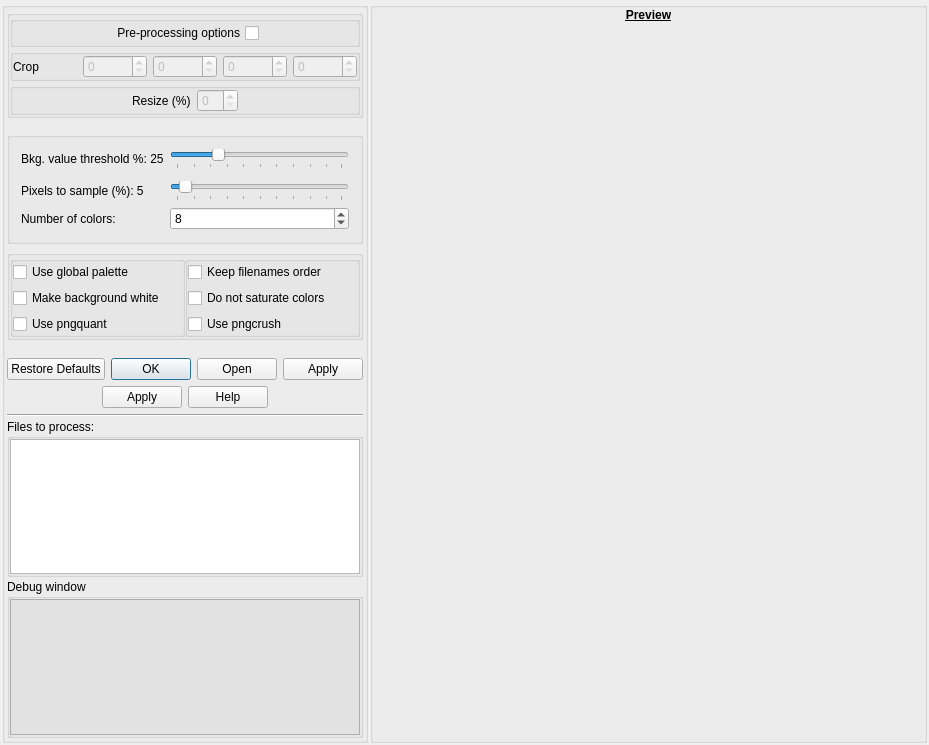
Before: the Qt Designer form noteshrinkdialog.ui in clapautius/noteshrink-qt, drawn with Qt 5.
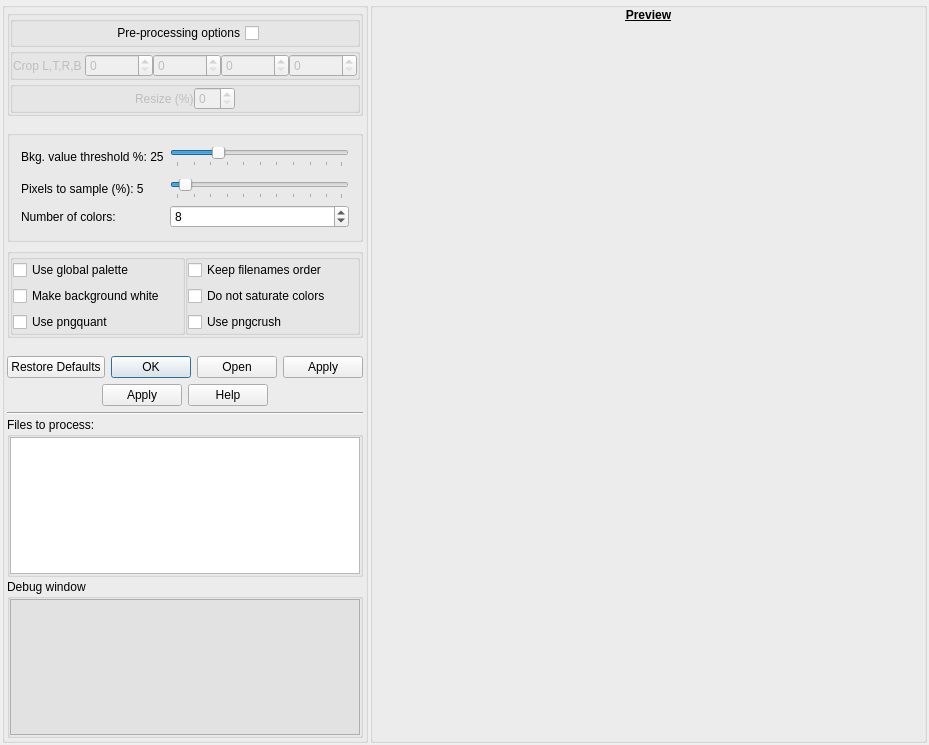
After: the same form once the commit is applied.

The edit to the form file:
```diff
--- a/noteshrinkdialog.ui
+++ b/noteshrinkdialog.ui
@@ -72,7 +72,7 @@
         </property>
         <layout class="QVBoxLayout" name="verticalLayout_6">
          <property name="spacing">
-          <number>2</number>
+          <number>1</number>
          </property>
          <property name="leftMargin">
           <number>0</number>
@@ -188,16 +188,19 @@
             </property>
             <item>
              <layout class="QHBoxLayout" name="horizontalLayout_3">
+              <property name="spacing">
+               <number>0</number>
+              </property>
               <item>
                <widget class="QLabel" name="label">
                 <property name="enabled">
-                 <bool>true</bool>
+                 <bool>false</bool>
                 </property>
                 <property name="toolTip">
                  <string notr="true" extracomment="Crop: left x top x right x bottom (pixels)">Crop: left x top x right x bottom (pixels)</string>
                 </property>
                 <property name="text">
-                 <string>Crop</string>
+                 <string>Crop L,T,R,B </string>
                 </property>
                </widget>
               </item>
@@ -287,6 +290,9 @@
             </property>
             <item>
              <layout class="QHBoxLayout" name="horizontalLayout_5">
+              <property name="spacing">
+               <number>0</number>
+              </property>
               <item>
                <spacer name="horizontalSpacer_3">
                 <property name="orientation">
@@ -301,7 +307,10 @@
                </spacer>
               </item>
               <item>
-               <widget class="QLabel" name="label_2">
+               <widget class="QLabel" name="m_resize_label">
+                <property name="enabled">
+                 <bool>false</bool>
+                </property>
                 <property name="text">
                  <string>Resize (%)</string>
                 </property>
```
Left out of the diff: 4 changed lines with no effect on the pictures.
